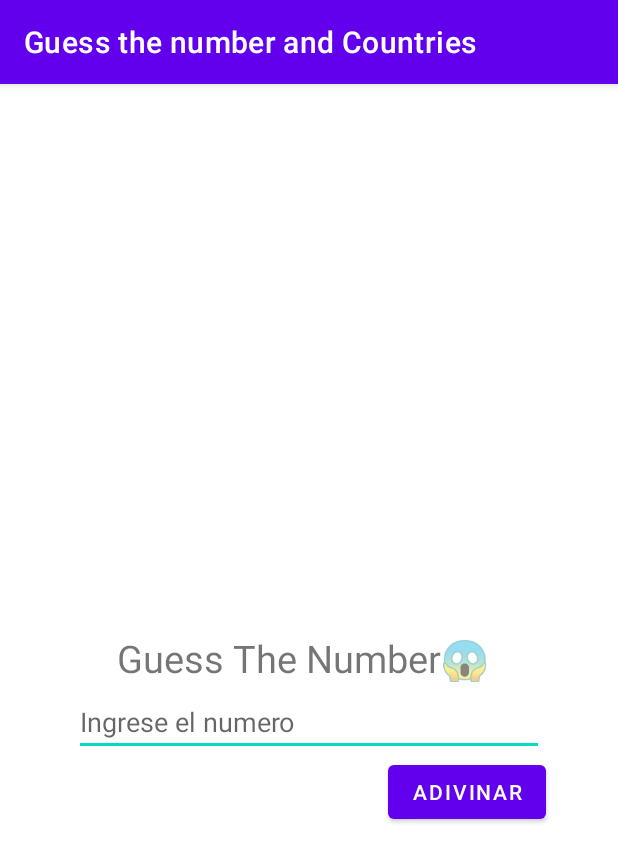
After one commit to paez49/Taller1_CompuMovil, an Android app: the GameActivity screen opened directly, with no data from a screen before it, on a phone screen of 412 x 824 dp. The commit adds this screen. Shown: the top 862 px of the screen. Run offline under Robolectric (Android 15) with nearby library versions, the phone set to English and light mode, and no system bars.

Commit message:
ADivinar el numero funcionando

```diff
--- a/app/src/main/AndroidManifest.xml
+++ b/app/src/main/AndroidManifest.xml
@@ -20,6 +20,12 @@
                 <category android:name="android.intent.category.LAUNCHER" />
             </intent-filter>
         </activity>
+        <activity android:name=".GameActivity"
+            android:exported="true">
+
+        </activity>
+        <activity android:name=".CountriesAcitvity"
+            android:exported="true"></activity>
     </application>
 
 </manifest>
--- /dev/null
+++ b/app/src/main/java/com/example/tallercompumovilr/GameActivity.java
@@ -0,0 +1,68 @@
+package com.example.tallercompumovilr;
+
+
+import android.os.Bundle;
+import android.view.View;
+import android.view.ViewTreeObserver;
+import android.widget.Button;
+import android.widget.EditText;
+import android.widget.TextView;
+import android.widget.Toast;
+
+import androidx.appcompat.app.AppCompatActivity;
+
+import com.example.tallercompumovilr.databinding.GameBinding;
+
+import java.util.Random;
+
+public class GameActivity extends AppCompatActivity {
+    private int numero = new Random().nextInt(50);
+    private int cantiIntentos = 0;
+    private GameBinding gameBinding;
+    private EditText numeroIngresado;
+    private TextView textoInit,textWin,textoCantiIntentos;
+    private Button adivinarButton;
+    @Override
+    protected void onCreate(Bundle savedInstanceState) {
+        super.onCreate(savedInstanceState);
+        gameBinding = GameBinding.inflate(getLayoutInflater());
+        setContentView(gameBinding.getRoot());
+
+        adivinarButton = gameBinding.guessButton;
+        numeroIngresado = gameBinding.guessText;
+        textoInit = gameBinding.textoInicial;
+        textWin = gameBinding.textWin;
+        textoCantiIntentos =gameBinding.textoIntentos;
+    }
+    public void adivinar (View view){
+        if(numeroIngresado.getText().toString().isEmpty() ){
+            Toast.makeText(getApplicationContext(),"No dejes el espacio vacio",Toast.LENGTH_SHORT).show();
+        }else {
+            int numeroIng = Integer.parseInt(numeroIngresado.getText().toString());
+            if(numeroIng==numero){
+                numeroIngresado.setVisibility(View.GONE);
+                adivinarButton.setVisibility(View.GONE);
+                textoInit.setVisibility(View.GONE);
+
+                textWin.append(Integer.toString(numero));
+                textWin.setVisibility(View.VISIBLE);
+                String aux = "Lo hiciste en "+cantiIntentos+" intentos.";
+                textoCantiIntentos.setText(aux);
+                textoCantiIntentos.setVisibility(View.VISIBLE);
+
+            }else{
+                cantiIntentos++;
+                if(numeroIng > 50){
+                    Toast.makeText(getApplicationContext(),"El numero debe ser menor a 50",Toast.LENGTH_SHORT).show();
+                }
+                if(numeroIng > numero){
+                    Toast.makeText(getApplicationContext(),"Menor papi",Toast.LENGTH_SHORT).show();
+                }else if (numeroIng < numero){
+                    Toast.makeText(getApplicationContext(),"Mayor papi",Toast.LENGTH_SHORT).show();
+                }
+            }
+
+        }
+
+    }
+}
--- /dev/null
+++ b/app/src/main/res/layout/game.xml
@@ -0,0 +1,77 @@
+<?xml version="1.0" encoding="utf-8"?>
+<androidx.constraintlayout.widget.ConstraintLayout xmlns:android="http://schemas.android.com/apk/res/android"
+    xmlns:app="http://schemas.android.com/apk/res-auto"
+    xmlns:tools="http://schemas.android.com/tools"
+    android:layout_width="match_parent"
+    android:layout_height="match_parent"
+    tools:context=".GameActivity"
+
+    >
+
+    <TextView
+        android:id="@+id/texto_inicial"
+        android:layout_width="256dp"
+        android:layout_height="37dp"
+        android:text="Guess The Number😱"
+        android:textSize="25sp"
+        app:layout_constraintBottom_toBottomOf="parent"
+        app:layout_constraintLeft_toLeftOf="parent"
+        app:layout_constraintRight_toRightOf="parent"
+        app:layout_constraintTop_toTopOf="parent"
+        android:focusable="false"
+        android:focusableInTouchMode="false"/>
+
+    <EditText
+
+        android:id="@+id/guessText"
+        android:layout_width="0dp"
+        android:layout_height="wrap_content"
+        android:layout_marginHorizontal="50dp"
+        android:layout_marginStart="49dp"
+        android:layout_marginEnd="49dp"
+        android:hint="Ingrese el numero"
+        app:layout_constraintEnd_toEndOf="parent"
+        android:inputType="number"
+        app:layout_constraintStart_toStartOf="parent"
+        app:layout_constraintTop_toBottomOf="@+id/texto_inicial" />
+
+    <Button
+        android:id="@+id/guessButton"
+        android:layout_width="wrap_content"
+        android:layout_height="wrap_content"
+        android:layout_marginEnd="48dp"
+        android:text="Adivinar"
+        app:layout_constraintEnd_toEndOf="parent"
+        app:layout_constraintTop_toBottomOf="@+id/guessText"
+        android:onClick="adivinar"/>
+
+    <TextView
+        android:id="@+id/textWin"
+        android:layout_width="317dp"
+        android:layout_height="217dp"
+        android:gravity="center"
+
+        android:text="Lo lograste el numero era "
+        android:textAlignment="center"
+        android:textSize="50dp"
+    android:visibility="gone"
+        app:layout_constraintEnd_toEndOf="parent"
+        app:layout_constraintHorizontal_bias="0.372"
+        app:layout_constraintStart_toStartOf="parent"
+        tools:layout_editor_absoluteY="231dp" />
+
+    <TextView
+        android:id="@+id/textoIntentos"
+        android:layout_width="317dp"
+        android:layout_height="217dp"
+        android:gravity="center"
+        android:text=""
+        android:visibility="gone"
+        android:textAlignment="center"
+        android:textSize="25dp"
+        app:layout_constraintTop_toBottomOf="@+id/textWin"
+        tools:layout_editor_absoluteX="45dp">
+
+    </TextView>
+
+</androidx.constraintlayout.widget.ConstraintLayout>
--- a/app/src/main/res/values/strings.xml
+++ b/app/src/main/res/values/strings.xml
@@ -1,3 +1,7 @@
 <resources>
-    <string name="app_name">TallerCompuMovilR</string>
+    <string name="app_name">Guess the number and Countries</string>
+    <string name="textCountriesDateClick">Usado por ultima vez el</string>
+    <string name="countClickCountries">El boton ha sido pulsado</string>
+    <string name="countClickGame">El boton ha sido pulsado</string>
+    <string name="gameTextDateClick">Usado por ultima vez</string>
 </resources>
```
Also changed, not shown: app/src/main/java/com/example/tallercompumovilr/CountriesAcitvity.java (added, +12 -0 lines), app/src/main/java/com/example/tallercompumovilr/MainActivity.java (+19 -0 lines), app/src/main/res/drawable/controller.xml (+14 -29 lines), app/src/main/res/drawable/world.xml (added, +13 -0 lines), app/src/main/res/layout/activity_main.xml (+53 -12 lines), app/src/main/res/layout/countries.xml (added, +17 -0 lines), app/src/main/res/drawable/controller.png (deleted).
